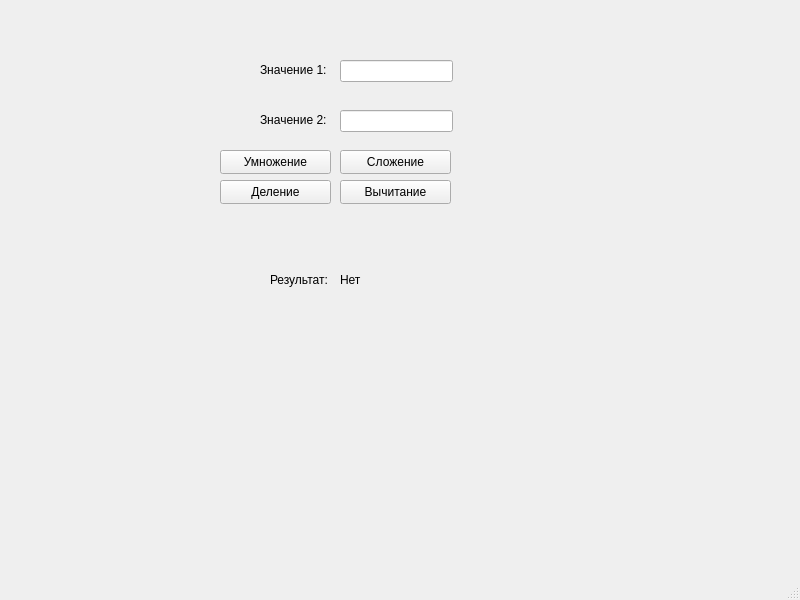
The window that mainwindow.ui (vladimirrymarchuk/QtLabs) describes before a commit, drawn with Qt 5.
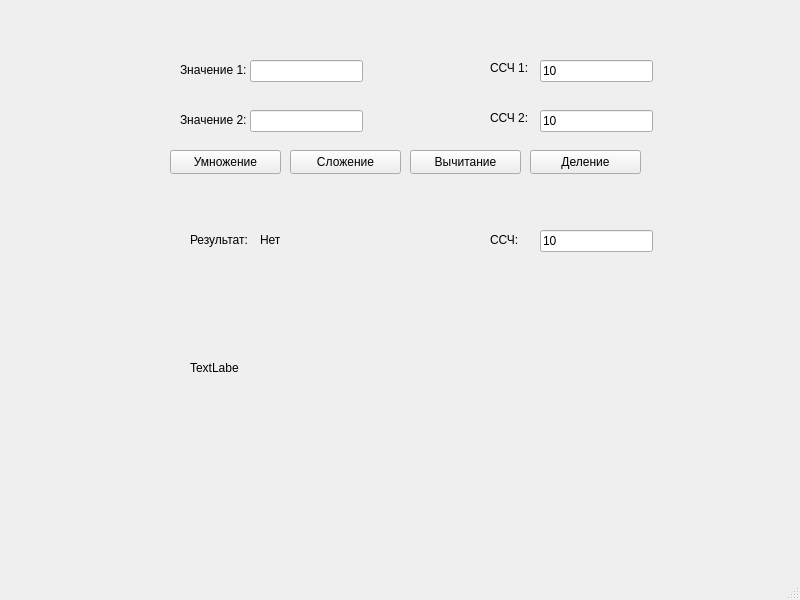
The same window after the commit.

What changed in the file:
```diff
--- a/mainwindow.ui
+++ b/mainwindow.ui
@@ -17,7 +17,7 @@
    <widget class="QLineEdit" name="lineEdit_value_1">
     <property name="geometry">
      <rect>
-      <x>340</x>
+      <x>250</x>
       <y>60</y>
       <width>113</width>
       <height>22</height>
@@ -27,7 +27,7 @@
    <widget class="QLineEdit" name="lineEdit_value_2">
     <property name="geometry">
      <rect>
-      <x>340</x>
+      <x>250</x>
       <y>110</y>
       <width>113</width>
       <height>22</height>
@@ -37,12 +37,23 @@
    <widget class="QLabel" name="label">
     <property name="geometry">
      <rect>
-      <x>260</x>
+      <x>180</x>
       <y>60</y>
       <width>71</width>
       <height>20</height>
      </rect>
     </property>
+    <property name="font">
+     <font>
+      <pointsize>9</pointsize>
+     </font>
+    </property>
+    <property name="autoFillBackground">
+     <bool>false</bool>
+    </property>
+    <property name="lineWidth">
+     <number>1</number>
+    </property>
     <property name="text">
      <string>Значение 1:</string>
     </property>
@@ -50,7 +61,7 @@
    <widget class="QLabel" name="label_2">
     <property name="geometry">
      <rect>
-      <x>260</x>
+      <x>180</x>
       <y>110</y>
       <width>71</width>
       <height>20</height>
@@ -63,7 +74,7 @@
    <widget class="QPushButton" name="pushButton_sum">
     <property name="geometry">
      <rect>
-      <x>340</x>
+      <x>290</x>
       <y>150</y>
       <width>111</width>
       <height>24</height>
@@ -76,8 +87,8 @@
    <widget class="QLabel" name="label_3">
     <property name="geometry">
      <rect>
-      <x>270</x>
-      <y>270</y>
+      <x>190</x>
+      <y>230</y>
       <width>61</width>
       <height>20</height>
      </rect>
@@ -89,9 +100,9 @@
    <widget class="QLabel" name="label_result_value">
     <property name="geometry">
      <rect>
-      <x>340</x>
-      <y>270</y>
-      <width>111</width>
+      <x>260</x>
+      <y>230</y>
+      <width>191</width>
       <height>20</height>
      </rect>
     </property>
@@ -102,7 +113,7 @@
    <widget class="QPushButton" name="pushButton_multiplication">
     <property name="geometry">
      <rect>
-      <x>220</x>
+      <x>170</x>
       <y>150</y>
       <width>111</width>
       <height>24</height>
@@ -115,8 +126,8 @@
    <widget class="QPushButton" name="pushButton_division">
     <property name="geometry">
      <rect>
-      <x>220</x>
-      <y>180</y>
+      <x>530</x>
+      <y>150</y>
       <width>111</width>
       <height>24</height>
      </rect>
@@ -128,8 +139,8 @@
    <widget class="QPushButton" name="pushButton_subtraction">
     <property name="geometry">
      <rect>
-      <x>340</x>
-      <y>180</y>
+      <x>410</x>
+      <y>150</y>
       <width>111</width>
       <height>24</height>
      </rect>
@@ -138,6 +149,97 @@
      <string>Вычитание</string>
     </property>
    </widget>
+   <widget class="QLabel" name="label_4">
+    <property name="geometry">
+     <rect>
+      <x>490</x>
+      <y>60</y>
+      <width>49</width>
+      <height>16</height>
+     </rect>
+    </property>
+    <property name="text">
+     <string>ССЧ 1:</string>
+    </property>
+   </widget>
+   <widget class="QLabel" name="label_5">
+    <property name="geometry">
+     <rect>
+      <x>490</x>
+      <y>110</y>
+      <width>49</width>
+      <height>16</height>
+     </rect>
+    </property>
+    <property name="text">
+     <string>ССЧ 2:</string>
+    </property>
+   </widget>
+   <widget class="QLineEdit" name="lineEdit_calc_system_1">
+    <property name="geometry">
+     <rect>
+      <x>540</x>
+      <y>60</y>
+      <width>113</width>
+      <height>22</height>
+     </rect>
+    </property>
+    <property name="text">
+     <string>10</string>
+    </property>
+   </widget>
+   <widget class="QLineEdit" name="lineEdit_calc_system_2">
+    <property name="geometry">
+     <rect>
+      <x>540</x>
+      <y>110</y>
+      <width>113</width>
+      <height>22</height>
+     </rect>
+    </property>
+    <property name="text">
+     <string>10</string>
+    </property>
+   </widget>
+   <widget class="QLabel" name="label_6">
+    <property name="geometry">
+     <rect>
+      <x>490</x>
+      <y>230</y>
+      <width>41</width>
+      <height>20</height>
+     </rect>
+    </property>
+    <property name="text">
+     <string>ССЧ: </string>
+    </property>
+   </widget>
+   <widget class="QLineEdit" name="lineEdit_result_culc_sys">
+    <property name="geometry">
+     <rect>
+      <x>540</x>
+      <y>230</y>
+      <width>113</width>
+      <height>22</height>
+     </rect>
+    </property>
+    <property name="text">
+     <string>10</string>
+    </property>
+   </widget>
+   <widget class="QLabel" name="label_7">
+    <property name="geometry">
+     <rect>
+      <x>190</x>
+      <y>360</y>
+      <width>49</width>
+      <height>16</height>
+     </rect>
+    </property>
+    <property name="text">
+     <string>TextLabel</string>
+    </property>
+   </widget>
   </widget>
   <widget class="QMenuBar" name="menubar">
    <property name="geometry">
```
